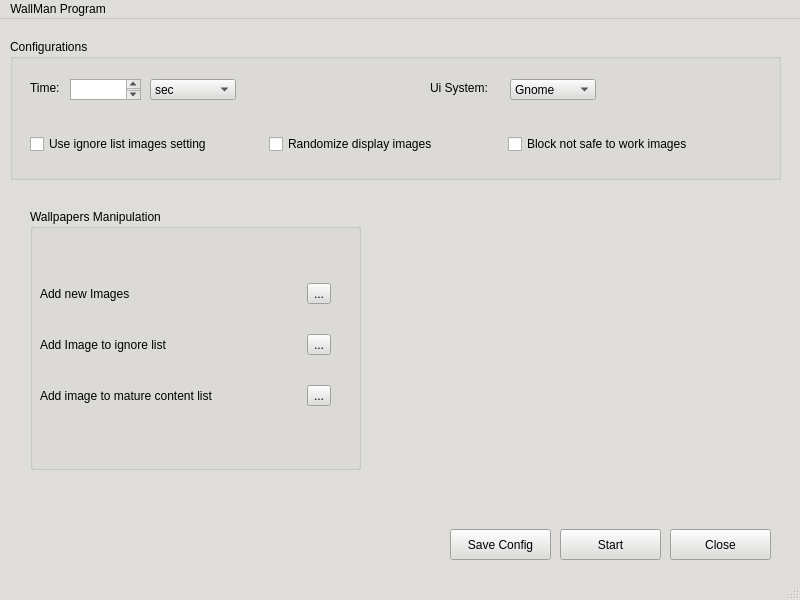
First picture: the form in manager/view/forms/mainwindow.ui, repository TarcizioLafaiete/WallMan, before the edit.
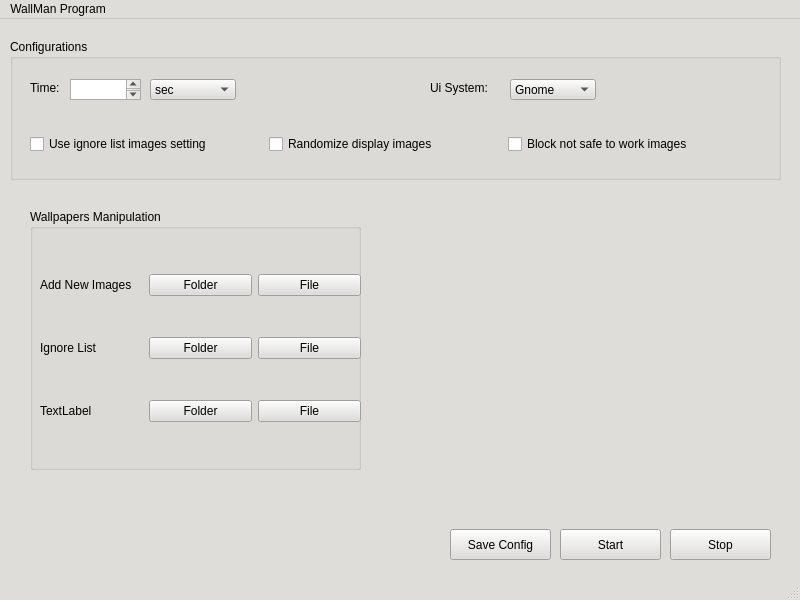
Second picture: the form after the edit.

Commit message: refactor: Alternando layout de manipulação das listas de imagens

```diff
--- a/manager/view/forms/mainwindow.ui
+++ b/manager/view/forms/mainwindow.ui
@@ -631,51 +631,72 @@
      <property name="geometry">
       <rect>
        <x>10</x>
-       <y>50</y>
-       <width>291</width>
-       <height>171</height>
+       <y>30</y>
+       <width>321</width>
+       <height>221</height>
       </rect>
      </property>
      <layout class="QGridLayout" name="gridLayout">
-      <item row="2" column="1">
-       <widget class="QToolButton" name="mature_toolButton">
+      <item row="2" column="0">
+       <widget class="QLabel" name="label_3">
         <property name="text">
-         <string>...</string>
+         <string>TextLabel</string>
         </property>
        </widget>
       </item>
       <item row="0" column="1">
-       <widget class="QToolButton" name="newImages_toolButton">
+       <widget class="QPushButton" name="newImages_folder">
         <property name="text">
-         <string>...</string>
-        </property>
-       </widget>
-      </item>
-      <item row="1" column="1">
-       <widget class="QToolButton" name="ignore_toolButton">
-        <property name="text">
-         <string>...</string>
+         <string>Folder</string>
         </property>
        </widget>
       </item>
       <item row="0" column="0">
        <widget class="QLabel" name="new_images_label">
         <property name="text">
-         <string>Add new Images</string>
+         <string>Add New Images</string>
         </property>
        </widget>
       </item>
       <item row="1" column="0">
        <widget class="QLabel" name="ignore_label">
         <property name="text">
-         <string>Add Image to ignore list</string>
+         <string>Ignore List</string>
         </property>
        </widget>
       </item>
-      <item row="2" column="0">
-       <widget class="QLabel" name="mature_label">
+      <item row="0" column="2">
+       <widget class="QPushButton" name="newImages_files">
         <property name="text">
-         <string>Add image to mature content list</string>
+         <string>File</string>
+        </property>
+       </widget>
+      </item>
+      <item row="1" column="1">
+       <widget class="QPushButton" name="ignoreImages_folder">
+        <property name="text">
+         <string>Folder</string>
+        </property>
+       </widget>
+      </item>
+      <item row="1" column="2">
+       <widget class="QPushButton" name="ignoreImages_files">
+        <property name="text">
+         <string>File</string>
+        </property>
+       </widget>
+      </item>
+      <item row="2" column="1">
+       <widget class="QPushButton" name="nsfw_folder">
+        <property name="text">
+         <string>Folder</string>
+        </property>
+       </widget>
+      </item>
+      <item row="2" column="2">
+       <widget class="QPushButton" name="nsfw_files">
+        <property name="text">
+         <string>File</string>
         </property>
        </widget>
       </item>
@@ -718,7 +739,7 @@
      </rect>
     </property>
     <property name="text">
-     <string>Close</string>
+     <string>Stop</string>
     </property>
    </widget>
   </widget>
```
Left out of the diff: 4 changed lines with no effect on the pictures. The commit also changes 1 other file.
